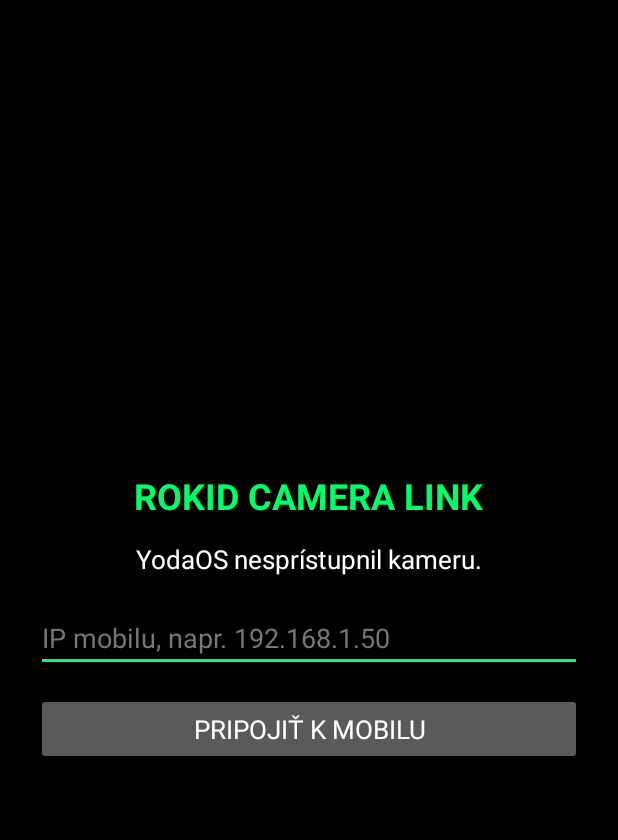
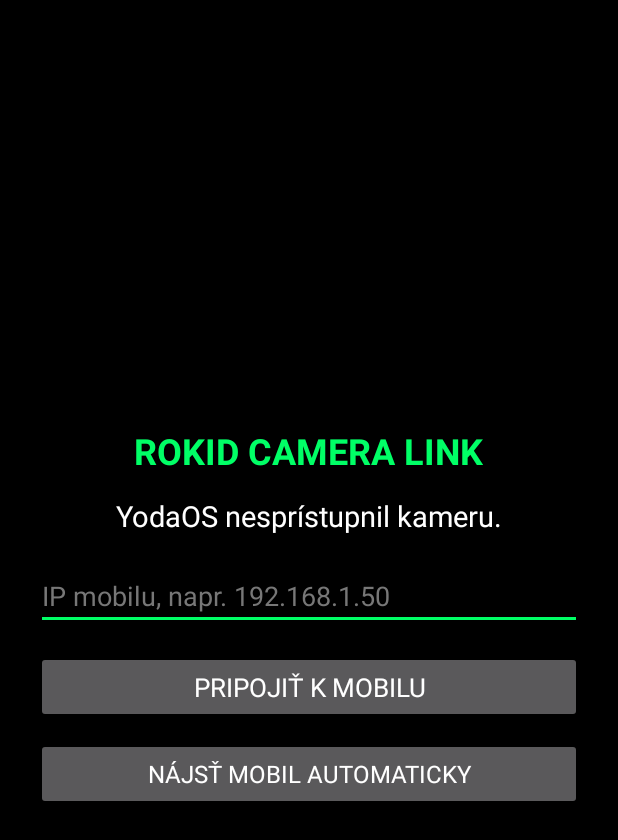
Before and after one commit to mumak6-rgb/RokidCameraLink, an Android app: the screen it shows after launch (MainActivity), on a phone screen of 412 x 824 dp. Shown: the top 840 px of the screen. Run offline under Robolectric (Android 15) with nearby library versions, the phone set to English and light mode, and no system bars.

Commit message:
Improve glasses diagnostics UI v1.3

```diff
--- a/glassesapp/src/main/res/layout/activity_main.xml
+++ b/glassesapp/src/main/res/layout/activity_main.xml
@@ -22,7 +22,8 @@
         android:paddingTop="14dp"
         android:text="Kamera sa spúšťa…"
         android:textColor="#FFFFFF"
-        android:textSize="17sp"/>
+        android:textSize="19sp"
+        android:maxLines="5"/>
 
     <EditText
         android:id="@+id/phoneIp"
@@ -43,4 +44,12 @@
         android:layout_marginTop="14dp"
         android:text="PRIPOJIŤ K MOBILU"
         android:textSize="17sp"/>
+
+    <Button
+        android:id="@+id/autoButton"
+        android:layout_width="match_parent"
+        android:layout_height="wrap_content"
+        android:layout_marginTop="10dp"
+        android:text="NÁJSŤ MOBIL AUTOMATICKY"
+        android:textSize="16sp"/>
 </LinearLayout>
```
